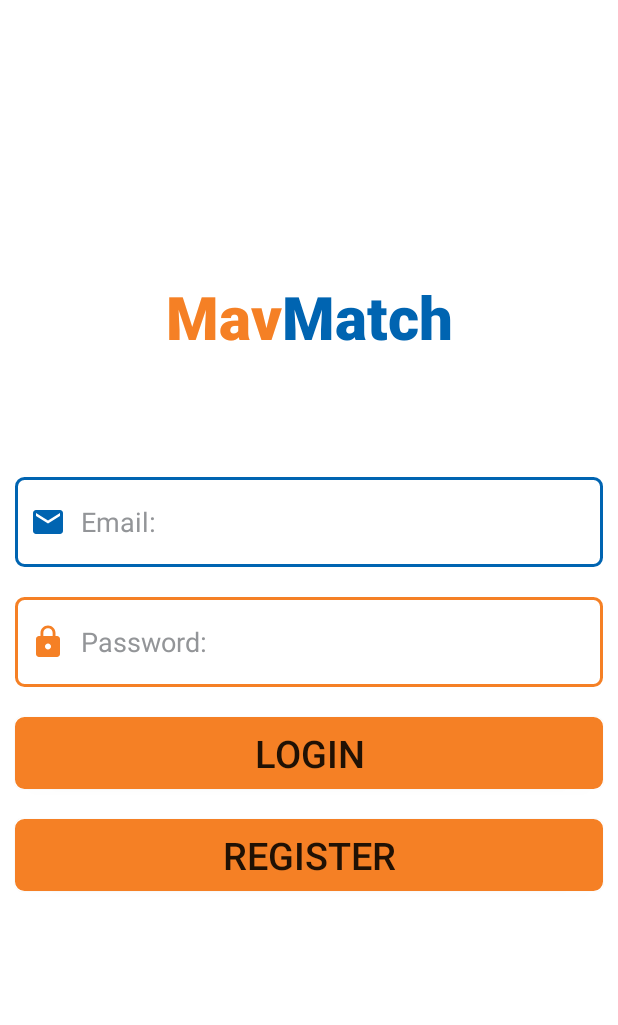
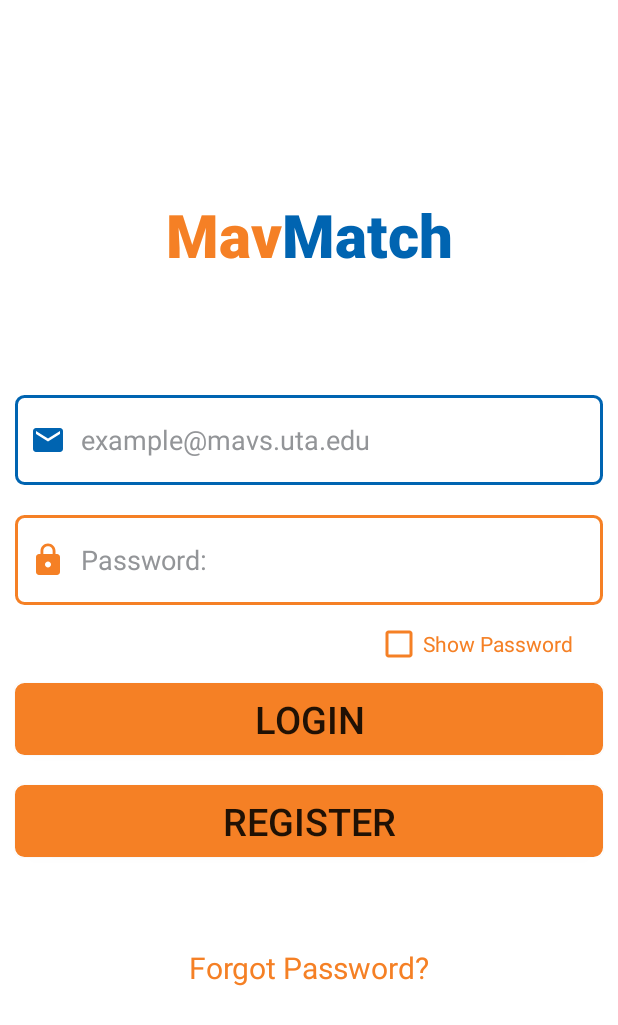
Before and after one commit to AndyLazaro/CSE_3311_Freshman_App, an Android app: the screen it shows after launch (LoginActivity), on a phone screen of 412 x 824 dp. Shown: the top 1025 px of the screen. Run offline under Robolectric (Android 15) with nearby library versions, the phone set to English and light mode, and no system bars; our stand-ins replace Firebase (no records; nobody signed in at launch, a user with empty details on screens opened directly).

Commit message:
Forgot password, domain checking, password visibility, email verification added

```diff
--- a/app/src/main/AndroidManifest.xml
+++ b/app/src/main/AndroidManifest.xml
@@ -9,6 +9,10 @@
         android:roundIcon="@mipmap/ic_launcher_round"
         android:supportsRtl="true"
         android:theme="@style/Theme.CSE_3311_Freshman_App">
+        <activity
+            android:name=".ForgotPasswordActivity"
+            android:exported="false"
+            android:theme="@style/Theme.AppCompat.DayNight.NoActionBar" />
         <activity
             android:name=".RegisterActivity"
             android:exported="false"
--- a/app/src/main/java/com/example/cse_3311_freshman_app/LoginActivity.java
+++ b/app/src/main/java/com/example/cse_3311_freshman_app/LoginActivity.java
@@ -6,10 +6,15 @@
 import android.content.Intent;
 import android.os.Bundle;
 import android.text.TextUtils;
+import android.text.method.HideReturnsTransformationMethod;
+import android.text.method.PasswordTransformationMethod;
 import android.view.View;
 import android.widget.Button;
+import android.widget.CheckBox;
+import android.widget.CompoundButton;
 import android.widget.EditText;
 import android.widget.ProgressBar;
+import android.widget.TextView;
 import android.widget.Toast;
 
 import com.google.android.gms.tasks.OnCompleteListener;
@@ -21,7 +26,9 @@
 public class LoginActivity extends AppCompatActivity {
 
     EditText emailEt, passwordEt;
+    CheckBox showPass;
     Button registerBtn, loginBtn;
+    TextView forgotPassBtn;
     ProgressBar progressBar;
     FirebaseAuth mAuth;
 
@@ -32,16 +39,41 @@
 
         emailEt = findViewById(R.id.login_email_et);
         passwordEt = findViewById(R.id.login_password_et);
+        showPass = findViewById(R.id.login_showpass);
         registerBtn = findViewById(R.id.login_to_signup);
         loginBtn = findViewById(R.id.button_login);
+        forgotPassBtn = findViewById(R.id.login_to_forgotPass);
         progressBar = findViewById(R.id.progressbar_login);
         mAuth = FirebaseAuth.getInstance();
+
+        showPass.setOnCheckedChangeListener(new CompoundButton.OnCheckedChangeListener() {
+            @Override
+            public void onCheckedChanged(CompoundButton compoundButton, boolean b) {
+                if (b)
+                {
+                    passwordEt.setTransformationMethod(HideReturnsTransformationMethod.getInstance());
+                }
+                else
+                {
+                    passwordEt.setTransformationMethod(PasswordTransformationMethod.getInstance());
+                }
+            }
+        });
 
         //Register button moves to register page
         registerBtn.setOnClickListener(new View.OnClickListener() {
             @Override
             public void onClick(View view) {
                 Intent intent = new Intent(LoginActivity.this,RegisterActivity.class);
+                startActivity(intent);
+            }
+        });
+
+        //Forgot password button moves to forgot password page
+        forgotPassBtn.setOnClickListener(new View.OnClickListener() {
+            @Override
+            public void onClick(View view) {
+                Intent intent = new Intent(LoginActivity.this,ForgotPasswordActivity.class);
                 startActivity(intent);
             }
         });
@@ -60,7 +92,8 @@
                         public void onComplete(@NonNull Task<AuthResult> task) {
                            if (task.isSuccessful())
                            {
-                               moveToMain();
+                               //moveToMain();
+                               checkIfEmailVerified();
                                progressBar.setVisibility(View.INVISIBLE);
                            }
                            else
@@ -79,6 +112,22 @@
                 }
             }
         });
+    }
+
+    //Only allow verified emails into the application
+    private void checkIfEmailVerified()
+    {
+        FirebaseUser user = FirebaseAuth.getInstance().getCurrentUser();
+
+        if (user.isEmailVerified())
+        {
+            moveToMain();
+        }
+        else
+        {
+            Toast.makeText(LoginActivity.this, "Email Not Verified", Toast.LENGTH_SHORT).show();
+            FirebaseAuth.getInstance().signOut();
+        }
     }
 
     private void moveToMain()
--- a/app/src/main/res/layout/activity_login.xml
+++ b/app/src/main/res/layout/activity_login.xml
@@ -28,7 +28,7 @@
         android:drawableStart="@drawable/email_input"
         android:drawableLeft="@drawable/email_input"
         android:drawablePadding="10dp"
-        android:hint="Email:"
+        android:hint="example@mavs.uta.edu"
         android:inputType="textEmailAddress"
         android:paddingStart="10dp"
         android:textColor="@color/utablack"
@@ -49,6 +49,16 @@
         android:textColor="@color/utablack"
         android:textColorHint="@color/utagrey" />
 
+    <CheckBox
+        android:layout_width="wrap_content"
+        android:layout_height="wrap_content"
+        android:layout_marginLeft="110dp"
+        android:text="Show Password"
+        android:textColor="@color/utaorange"
+        android:buttonTint="@color/utaorange"
+        android:id="@+id/login_showpass"/>
+
+
     <Button
         android:layout_width="match_parent"
         android:layout_height="wrap_content"
@@ -67,6 +77,26 @@
         android:id="@+id/login_to_signup"
         android:textSize="25dp" />
 
+<!--    <Button-->
+<!--        android:layout_width="match_parent"-->
+<!--        android:layout_height="wrap_content"-->
+<!--        android:paddingLeft="250dp"-->
+<!--        style="?android:attr/borderlessButtonStyle"-->
+<!--        android:text="forgot password"-->
+<!--        android:textColor="@color/utaorange"-->
+<!--        android:layout_margin="10dp"-->
+<!--        android:id="@+id/login_to_forgotPass"-->
+<!--        android:textSize="15dp" />-->
+    <TextView
+        android:layout_width="wrap_content"
+        android:layout_height="wrap_content"
+        android:layout_marginTop="50dp"
+        android:textSize="20dp"
+        android:text="Forgot Password?"
+        android:textColor="@color/utaorange"
+        android:clickable="true"
+        android:id="@+id/login_to_forgotPass" />
+
     <ProgressBar
         android:layout_width="match_parent"
         android:layout_height="wrap_content"
--- a/build.gradle
+++ b/build.gradle
@@ -6,8 +6,8 @@
 }
 
 plugins {
-    id 'com.android.application' version '7.3.0' apply false
-    id 'com.android.library' version '7.3.0' apply false
+    id 'com.android.application' version '7.2.2' apply false
+    id 'com.android.library' version '7.2.2' apply false
 }
 
 task clean(type: Delete) {
```
Also changed, not shown: app/src/main/java/com/example/cse_3311_freshman_app/ForgotPasswordActivity.java (added, +108 -0 lines), app/src/main/java/com/example/cse_3311_freshman_app/RegisterActivity.java (+38 -1 lines), app/src/main/res/layout/activity_forgot_password.xml (added, +56 -0 lines), app/src/main/res/layout/activity_register.xml (+10 -1 lines).
